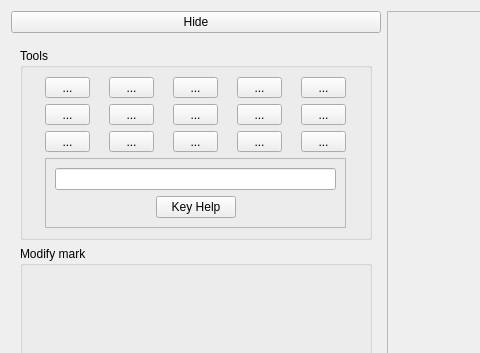
Before: the Qt Designer form qtCreatorFiles/ui_annotator_righthandmouse.ui in plomgrading/plom, drawn with Qt 5; both pictures show x 0 to 480 and y 0 to 353 of the 862 by 670 pixel window.
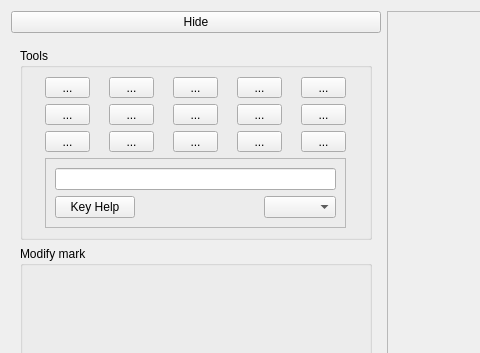
After: the same form once the commit is applied.

```diff
--- a/qtCreatorFiles/ui_annotator_righthandmouse.ui
+++ b/qtCreatorFiles/ui_annotator_righthandmouse.ui
@@ -323,39 +323,29 @@
             <enum>QFrame::Raised</enum>
            </property>
            <layout class="QGridLayout" name="gridLayout_4">
-            <item row="1" column="0">
-             <spacer name="horizontalSpacer_2">
-              <property name="orientation">
-               <enum>Qt::Horizontal</enum>
-              </property>
-              <property name="sizeHint" stdset="0">
-               <size>
-                <width>40</width>
-                <height>20</height>
-               </size>
-              </property>
-             </spacer>
-            </item>
             <item row="1" column="1">
+             <spacer name="horizontalSpacer_2">
+              <property name="orientation">
+               <enum>Qt::Horizontal</enum>
+              </property>
+              <property name="sizeHint" stdset="0">
+               <size>
+                <width>40</width>
+                <height>20</height>
+               </size>
+              </property>
+             </spacer>
+            </item>
+            <item row="1" column="2">
+             <widget class="QComboBox" name="zoomCB"/>
+            </item>
+            <item row="1" column="0">
              <widget class="QPushButton" name="keyHelpButton">
               <property name="text">
                <string>Key Help</string>
               </property>
              </widget>
             </item>
-            <item row="1" column="2">
-             <spacer name="horizontalSpacer_3">
-              <property name="orientation">
-               <enum>Qt::Horizontal</enum>
-              </property>
-              <property name="sizeHint" stdset="0">
-               <size>
-                <width>40</width>
-                <height>20</height>
-               </size>
-              </property>
-             </spacer>
-            </item>
             <item row="0" column="0" colspan="3">
              <widget class="QLineEdit" name="toolLineEdit">
               <property name="alignment">
```
